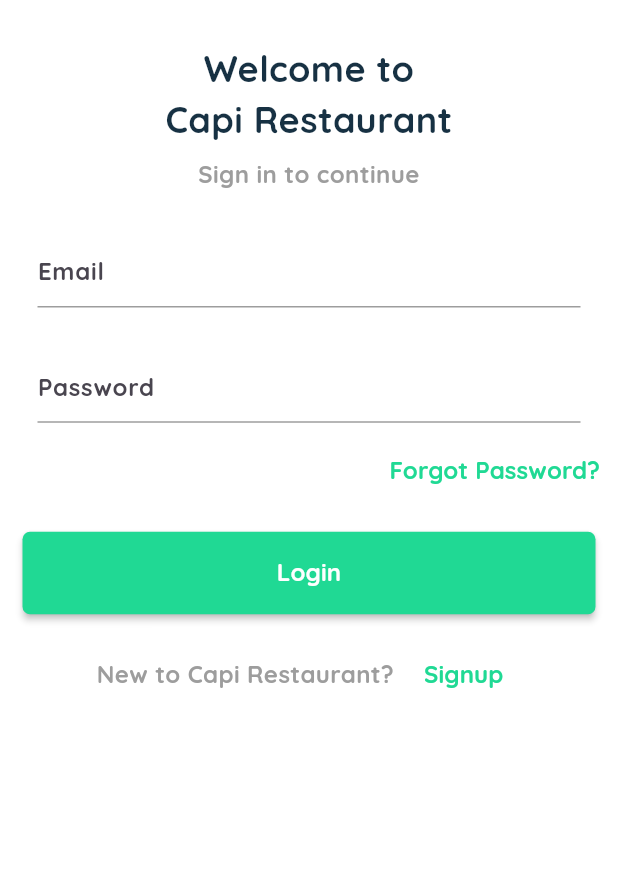
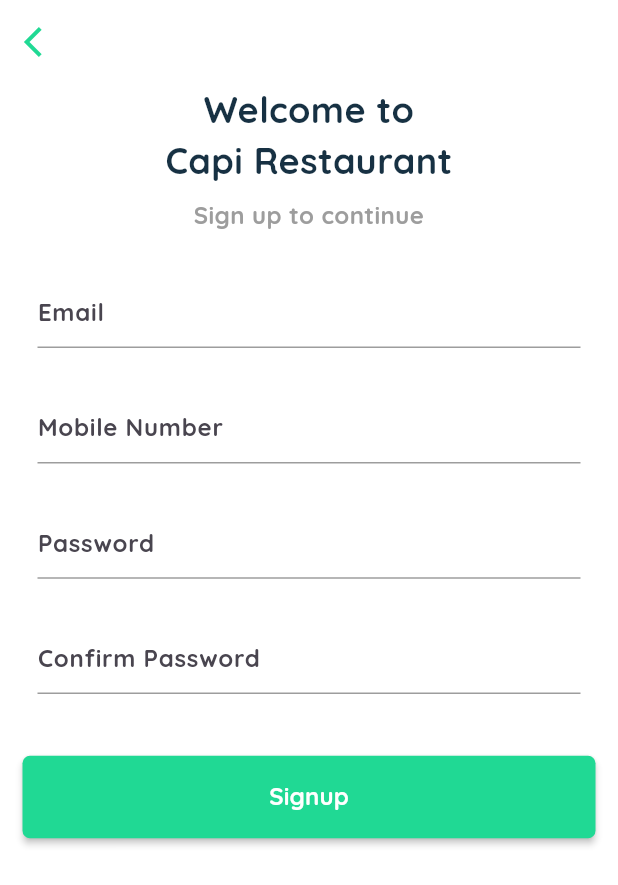
Before and after one commit to Gaitan19/flutterClass, a Flutter app: the LoginView screen opened directly, after a tap on "Signup", on a phone screen of 412 x 824 dp. Shown: the top 885 px of the screen. Run offline on Flutter 3.47's test engine with Material 3 defaults, Android fonts, the phone set to English and light mode, and no system bars; our stand-ins replace dio, flutter_otp_text_field, flutter_slidable, shared_preferences; accounts and stored records are empty.

Commit message:
feat: Add common extension for ending editing in Flutter app

```diff
--- a/flutterProyects/foot_restauran_app/lib/view/login/login_view.dart
+++ b/flutterProyects/foot_restauran_app/lib/view/login/login_view.dart
@@ -1,7 +1,11 @@
 import 'package:flutter/material.dart';
 import 'package:foot_restauran_app/common/color_extenstion.dart';
+import 'package:foot_restauran_app/common/extension.dart';
 import 'package:foot_restauran_app/common_widget/line_textfield.dart';
 import 'package:foot_restauran_app/common_widget/round_button.dart';
+import 'package:foot_restauran_app/view/login/forgot_password_view.dart';
+import 'package:foot_restauran_app/view/login/otp_view.dart';
+import 'package:foot_restauran_app/view/login/signup_view.dart';
 
 class LoginView extends StatefulWidget {
   const LoginView({super.key});
@@ -53,7 +57,11 @@ class _LoginViewState extends State<LoginView> {
                 SizedBox(
                   height: media.width * 0.07,
                 ),
-                LineTextField(controller: txtEmail, hitText: "Email"),
+                LineTextField(
+                  controller: txtEmail,
+                  hitText: "Email",
+                  keyboardType: TextInputType.emailAddress,
+                ),
                 SizedBox(
                   height: media.width * 0.07,
                 ),
@@ -69,7 +77,15 @@ class _LoginViewState extends State<LoginView> {
                   mainAxisAlignment: MainAxisAlignment.end,
                   children: [
                     TextButton(
-                        onPressed: () {},
+                        onPressed: () async {
+                          await Navigator.push(
+                              context,
+                              MaterialPageRoute(
+                                  builder: (context) =>
+                                      const ForgotPasswordView()));
+
+                          endEditing();
+                        },
                         child: Text(
                           "Forgot Password?",
                           textAlign: TextAlign.center,
@@ -85,7 +101,13 @@ class _LoginViewState extends State<LoginView> {
                 ),
                 RoundButton(
                   title: "Login",
-                  onPressed: () {},
+                  onPressed: () async {
+                    await Navigator.push(
+                        context,
+                        MaterialPageRoute(
+                            builder: (context) => const OtpView()));
+                    endEditing();
+                  },
                   type: RoundButtonType.primary,
                 ),
                 SizedBox(
@@ -106,7 +128,14 @@ class _LoginViewState extends State<LoginView> {
                       width: 8,
                     ),
                     TextButton(
-                        onPressed: () {},
+                        onPressed: () async {
+                          await Navigator.push(
+                              context,
+                              MaterialPageRoute(
+                                  builder: (context) => const SignUpView()));
+
+                          endEditing();
+                        },
                         child: Text(
                           "Signup",
                           textAlign: TextAlign.center,
--- /dev/null
+++ b/flutterProyects/foot_restauran_app/lib/view/login/signup_view.dart
@@ -0,0 +1,111 @@
+import 'package:flutter/material.dart';
+import 'package:foot_restauran_app/common/color_extenstion.dart';
+
+import '../../common_widget/line_textfield.dart';
+import '../../common_widget/round_button.dart';
+
+class SignUpView extends StatefulWidget {
+  const SignUpView({super.key});
+
+  @override
+  State<SignUpView> createState() => _SignUpViewState();
+}
+
+class _SignUpViewState extends State<SignUpView> {
+  TextEditingController txtEmail = TextEditingController();
+  TextEditingController txtMobile = TextEditingController();
+  TextEditingController txtPassword = TextEditingController();
+  TextEditingController txtConfirmPassword = TextEditingController();
+
+  @override
+  Widget build(BuildContext context) {
+    var media = MediaQuery.of(context).size;
+
+    return Scaffold(
+      backgroundColor: Colors.white,
+      body: SingleChildScrollView(
+        child: SafeArea(
+            child: SizedBox(
+          width: media.width,
+          child: Column(
+            mainAxisAlignment: MainAxisAlignment.start,
+            children: [
+              AppBar(
+                backgroundColor: Colors.transparent,
+                elevation: 0,
+                leading: IconButton(
+                  onPressed: () {
+                    Navigator.pop(context);
+                  },
+                  icon: Icon(
+                    Icons.arrow_back_ios,
+                    color: TColor.primary,
+                  ),
+                ),
+              ),
+              Text(
+                "Welcome to\nCapi Restaurant",
+                textAlign: TextAlign.center,
+                style: TextStyle(
+                    color: TColor.text,
+                    fontSize: 24,
+                    fontWeight: FontWeight.w700),
+              ),
+              SizedBox(
+                height: media.width * 0.02,
+              ),
+              Text(
+                "Sign up to continue",
+                textAlign: TextAlign.center,
+                style: TextStyle(
+                    color: TColor.gray,
+                    fontSize: 16,
+                    fontWeight: FontWeight.w700),
+              ),
+              SizedBox(
+                height: media.width * 0.07,
+              ),
+              LineTextField(
+                controller: txtEmail,
+                hitText: "Email",
+                keyboardType: TextInputType.emailAddress,
+              ),
+              SizedBox(
+                height: media.width * 0.07,
+              ),
+              LineTextField(
+                controller: txtMobile,
+                hitText: "Mobile Number",
+                keyboardType: TextInputType.phone,
+              ),
+              SizedBox(
+                height: media.width * 0.07,
+              ),
+              LineTextField(
+                controller: txtPassword,
+                obscureText: true,
+                hitText: "Password",
+              ),
+              SizedBox(
+                height: media.width * 0.07,
+              ),
+              LineTextField(
+                controller: txtConfirmPassword,
+                obscureText: true,
+                hitText: "Confirm Password",
+              ),
+              SizedBox(
+                height: media.width * 0.1,
+              ),
+              RoundButton(
+                title: "Signup",
+                onPressed: () {},
+                type: RoundButtonType.primary,
+              ),
+            ],
+          ),
+        )),
+      ),
+    );
+  }
+}
--- a/flutterProyects/foot_restauran_app/pubspec.yaml
+++ b/flutterProyects/foot_restauran_app/pubspec.yaml
@@ -34,6 +34,7 @@ dependencies:
   # The following adds the Cupertino Icons font to your application.
   # Use with the CupertinoIcons class for iOS style icons.
   cupertino_icons: ^1.0.6
+  flutter_otp_text_field: ^1.1.1
 
 dev_dependencies:
   flutter_test:
```
Also changed, not shown: flutterProyects/foot_restauran_app/lib/common/extension.dart (added, +8 -0 lines), flutterProyects/foot_restauran_app/lib/view/login/otp_view.dart (added, +89 -0 lines), flutterProyects/foot_restauran_app/pubspec.lock.
